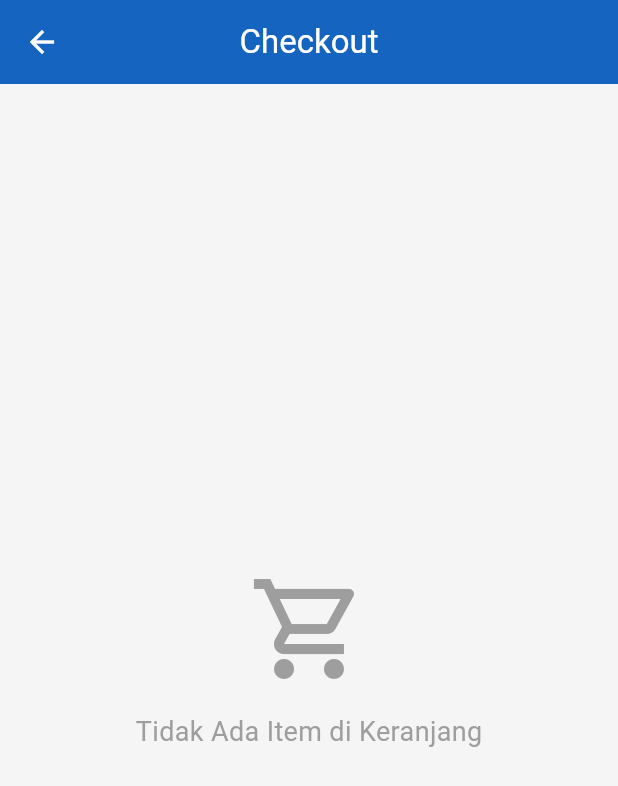
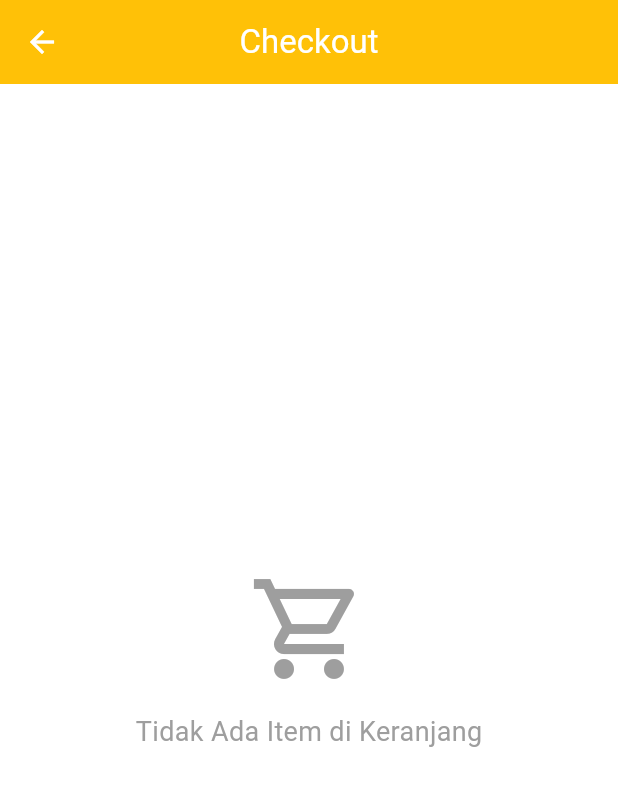
Before and after one commit to dzikribdr/frozen_food_1123150049, a Flutter app: the CheckoutPage screen opened directly, on a phone screen of 412 x 824 dp. Shown: the top 786 px of the screen. Run offline on Flutter 3.47's test engine with Material 3 defaults, Android fonts, the phone set to English and light mode, and no system bars; our stand-ins replace dio, email_validator, equatable, firebase_auth, firebase_core, flutter_secure_storage and 2 more; accounts and stored records are empty.

Commit message:
style: memperbarui palet warna aplikasi ke tema kuning dan putih

```diff
--- a/lib/core/constants/app_colors.dart
+++ b/lib/core/constants/app_colors.dart
@@ -1,19 +1,23 @@
 import 'package:flutter/material.dart';
 
 class AppColors {
-  static const Color primary = Color(0xFF1565C0);
-  static const Color primaryLight = Color(0xFF1E88E5);
-  static const Color primaryDark = Color(0xFF0D47A1);
-  static const Color accent = Color(0xFF42A5F5);
+  // Primary theme color: vibrant yellow
+  static const Color primary = Color(0xFFFFC107);
+  static const Color primaryLight = Color(0xFFFFD54F);
+  static const Color primaryDark = Color(0xFFFFA000);
+  static const Color accent = Color(0xFFFFB300);
 
-  static const Color background = Color(0xFFF5F5F5);
+  // Background and surface colors: clean white
+  static const Color background = Colors.white;
   static const Color surface = Colors.white;
   static const Color error = Colors.red;
 
-  static const Color textPrimary = Color(0xFF212121);
-  static const Color textSecondary = Color(0xFF757575);
-  static const Color textHint = Color(0xFFBDBDBD);
+  // Text colors: dark for primary content, medium gray for secondary
+  static const Color textPrimary = Colors.black;
+  static const Color textSecondary = Color(0xFF555555);
+  static const Color textHint = Color(0xFF9E9E9E);
 
+  // Divider and border colors
   static const Color divider = Color(0xFFE0E0E0);
   static const Color border = Color(0xFFE0E0E0);
 }
```
